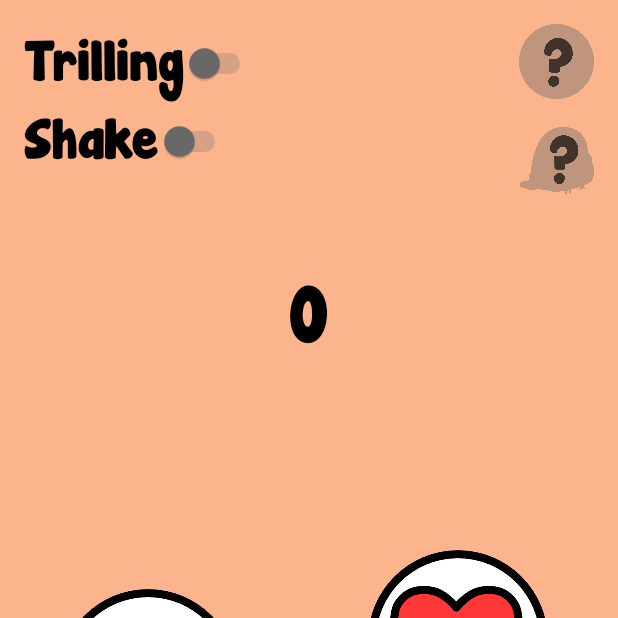
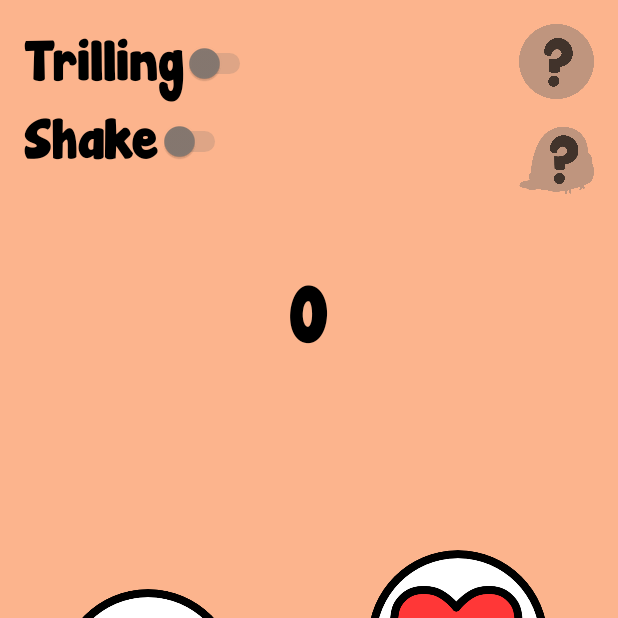
Before and after one commit to Anneliekevdk/BirdClicker, an Android app: the screen it shows after launch (MainActivity), on a phone screen of 412 x 824 dp, the top half of it. Run offline under Robolectric (Android 15) with nearby library versions, the phone set to English and light mode, and no system bars.

```diff
--- a/app/build.gradle.kts
+++ b/app/build.gradle.kts
@@ -36,6 +36,7 @@ dependencies {
     implementation("androidx.appcompat:appcompat:1.6.1")
     implementation("com.google.android.material:material:1.10.0")
     implementation("androidx.constraintlayout:constraintlayout:2.1.4")
+    implementation("androidx.gridlayout:gridlayout:1.0.0")
     testImplementation("junit:junit:4.13.2")
     androidTestImplementation("androidx.test.ext:junit:1.1.5")
     androidTestImplementation("androidx.test.espresso:espresso-core:3.5.1")
--- a/app/src/main/java/com/example/mybird/Pop.java
+++ b/app/src/main/java/com/example/mybird/Pop.java
@@ -31,7 +31,7 @@ public class Pop extends Activity {
         int width = displayMetrics.widthPixels;
         int height = displayMetrics.heightPixels;
 
-        getWindow().setLayout((int)(width*.95), (int)(height*.95));
+        getWindow().setLayout((int)(width*.95), (int)(height*1.0));
 
         ImageView xrossImageView = findViewById(R.id.xross);
         xrossImageView.setOnClickListener(new View.OnClickListener() {
--- a/app/src/main/res/drawable/thump.xml
+++ b/app/src/main/res/drawable/thump.xml
@@ -1,5 +1,5 @@
 <?xml version="1.0" encoding="utf-8"?>
 <selector xmlns:android="http://schemas.android.com/apk/res/android">
-    <item android:color="#5DA192" android:state_checked="true"/>
-    <item android:color="#6A6A6A" android:state_checked="false"/>
+    <item android:color="#5EA15D" android:state_checked="true"/>
+    <item android:color="#877971" android:state_checked="false"/>
 </selector>
--- a/app/src/main/res/drawable/track.xml
+++ b/app/src/main/res/drawable/track.xml
@@ -1,5 +1,5 @@
 <?xml version="1.0" encoding="utf-8"?>
 <selector xmlns:android="http://schemas.android.com/apk/res/android">
     <item android:color="#5DA192" android:state_checked="true"/>
-    <item android:color="#FF6A6A6A" android:state_checked="false"/>
+    <item android:color="#877971" android:state_checked="false"/>
 </selector>
--- a/app/src/main/res/layout/activity_main.xml
+++ b/app/src/main/res/layout/activity_main.xml
@@ -21,7 +21,7 @@
         android:textColor="#000000"
         android:textSize="34sp"
         android:thumbTint="@drawable/thump"
-        android:trackTint="@drawable/track" />
+        android:trackTint="@drawable/thump" />
 
     <Switch
         android:id="@+id/shakeSwitch"
@@ -34,7 +34,7 @@
         android:text="Shake"
         android:textColor="#000000"
         android:textSize="34sp"
-        android:thumbTint="@drawable/thump"
+        android:thumbTint="@drawable/track"
         android:trackTint="@drawable/track" />
 
     <TextView
--- a/app/src/main/res/layout/popupwindow.xml
+++ b/app/src/main/res/layout/popupwindow.xml
@@ -11,8 +11,8 @@
         android:id="@+id/xross"
         android:layout_width="50dp"
         android:layout_height="50dp"
-        android:layout_marginEnd="16dp"
-        android:layout_marginTop="16dp"
+        android:layout_marginEnd="6dp"
+        android:layout_marginTop="6dp"
         android:layout_alignParentEnd="true"
         android:layout_alignParentTop="true"
         android:onClick="onClick"
```
Also changed, not shown: app/src/main/java/com/example/mybird/MyDatabaseHelper.java (added, +42 -0 lines), app/src/main/java/com/example/mybird/OkkieDex.java (+19 -0 lines), app/src/main/res/layout/okkiedexwindow.xml (+19 -0 lines), app/src/main/res/drawable/seed.png (added).
